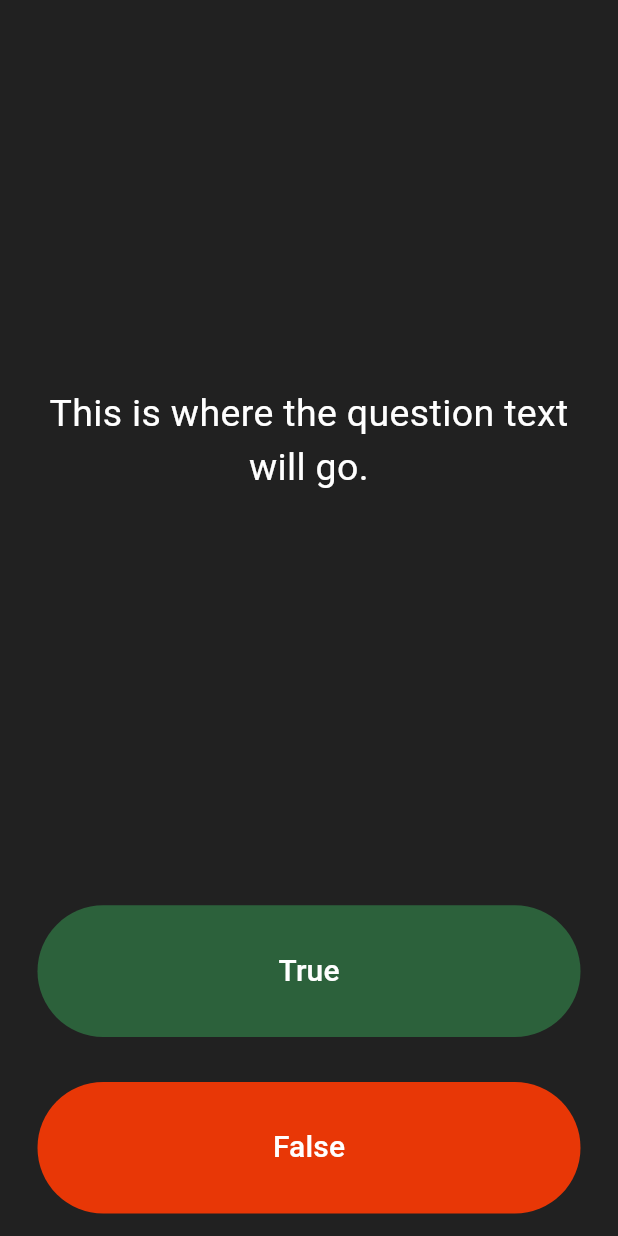
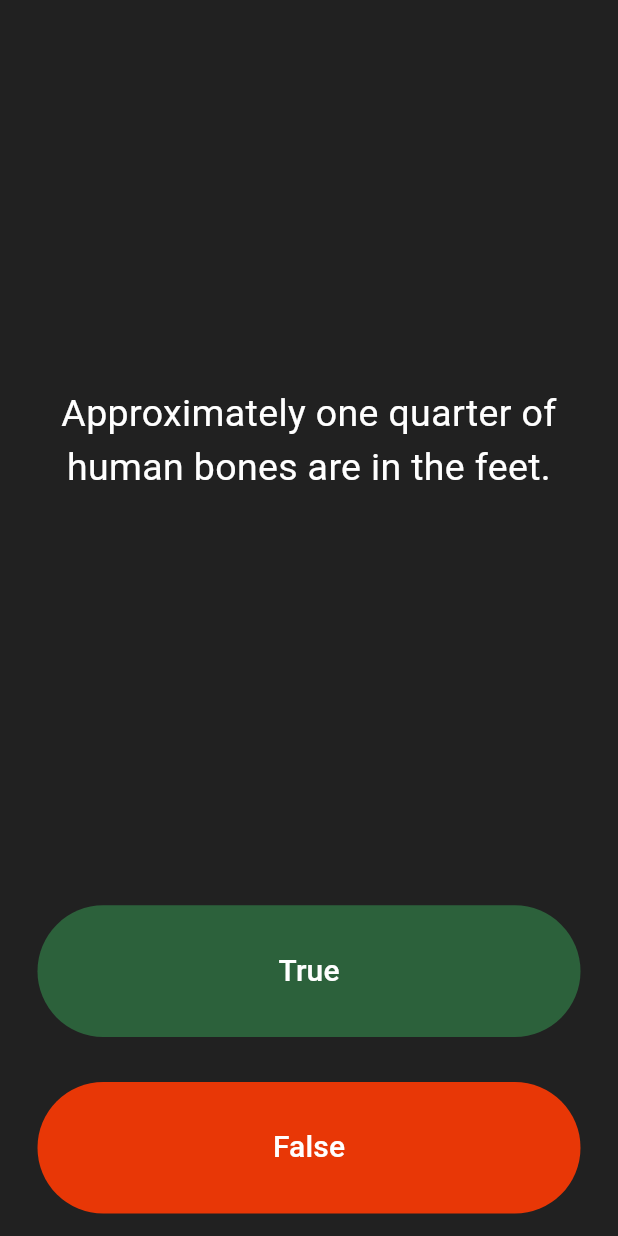
Before and after one commit to Aleks512/mobile-quizz, a Flutter app: the screen it shows after launch, after a tap on "True", on a phone screen of 412 x 824 dp. Run offline on Flutter 3.47's test engine with Material 3 defaults, Android fonts, the phone set to English and light mode, and no system bars.

Commit message:
hard-coded questions and answers

```diff
--- a/lib/main.dart
+++ b/lib/main.dart
@@ -30,19 +30,29 @@
 }
 
 class _QuizPageState extends State<QuizPage> {
+  List<Icon> scorekeeper = [];
+  List<String> questions = [
+    'You can lead a cow down stairs but not up stairs.',
+    'Approximately one quarter of human bones are in the feet.',
+    'A slug\'s blood is green.',
+  ];
+  List<bool> answers = [false, true, true];
+
+  int questionNumber = 0;
+
   @override
   Widget build(BuildContext context) {
     return Column(
       mainAxisAlignment: MainAxisAlignment.spaceBetween,
       crossAxisAlignment: CrossAxisAlignment.stretch,
       children: <Widget>[
-        const Expanded(
+        Expanded(
           flex: 5,
           child: Padding(
             padding: EdgeInsets.all(10.0),
             child: Center(
               child: Text(
-                'This is where the question text will go.',
+                questions[questionNumber],
                 textAlign: TextAlign.center,
                 style: TextStyle(
                   fontSize: 25.0,
@@ -57,7 +67,7 @@
             padding: const EdgeInsets.all(15.0),
             child: TextButton(
               style: TextButton.styleFrom(
-                backgroundColor: Color.fromARGB(255, 44, 97, 59),
+                backgroundColor: const Color.fromARGB(255, 44, 97, 59),
               ),
               child: const Text(
                 'True',
@@ -68,6 +78,17 @@
               ),
               onPressed: () {
                 //The user picked true.
+
+                bool correctAnswer = answers[questionNumber];
+                if (correctAnswer == true) {
+                  print("OK");
+                } else {
+                  print("sorry,...");
+                }
+                setState(() {
+                  questionNumber++;
+                });
+                print(questionNumber);
               },
             ),
           ),
@@ -77,7 +98,7 @@
             padding: const EdgeInsets.all(15.0),
             child: TextButton(
               style: TextButton.styleFrom(
-                backgroundColor: Color.fromARGB(255, 232, 55, 6),
+                backgroundColor: const Color.fromARGB(255, 232, 55, 6),
               ),
               child: const Text(
                 'False',
@@ -87,7 +108,18 @@
                 ),
               ),
               onPressed: () {
-                //The user picked false.
+                //The user picked true.
+
+                bool correctAnswer = answers[questionNumber];
+                if (correctAnswer == false) {
+                  print("OK");
+                } else {
+                  print("sorry,...");
+                }
+                setState(() {
+                  questionNumber++;
+                });
+                print(questionNumber);
               },
             ),
           ),
```
Also changed, not shown: lib/question.dart (added, +9 -0 lines).
